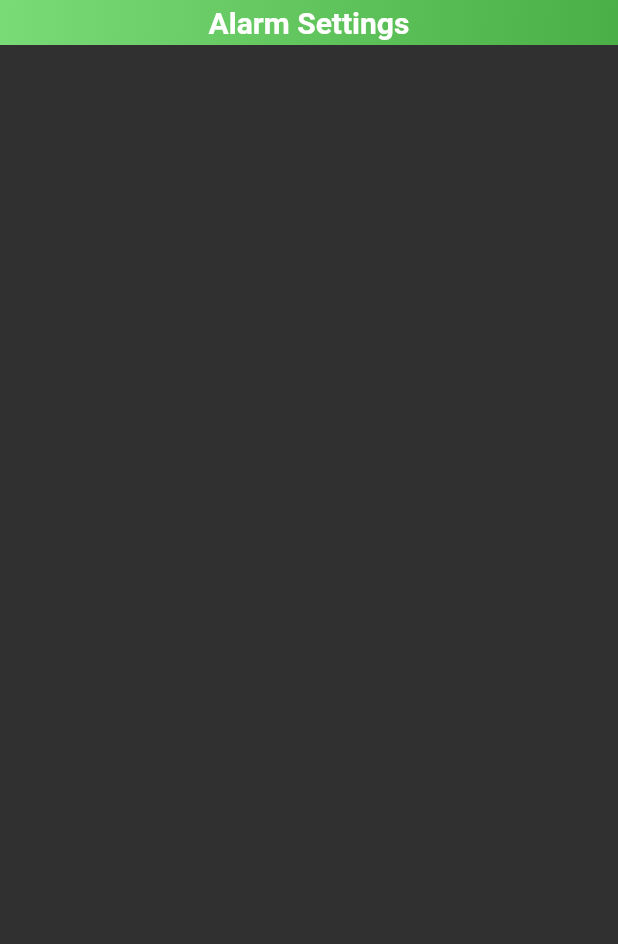
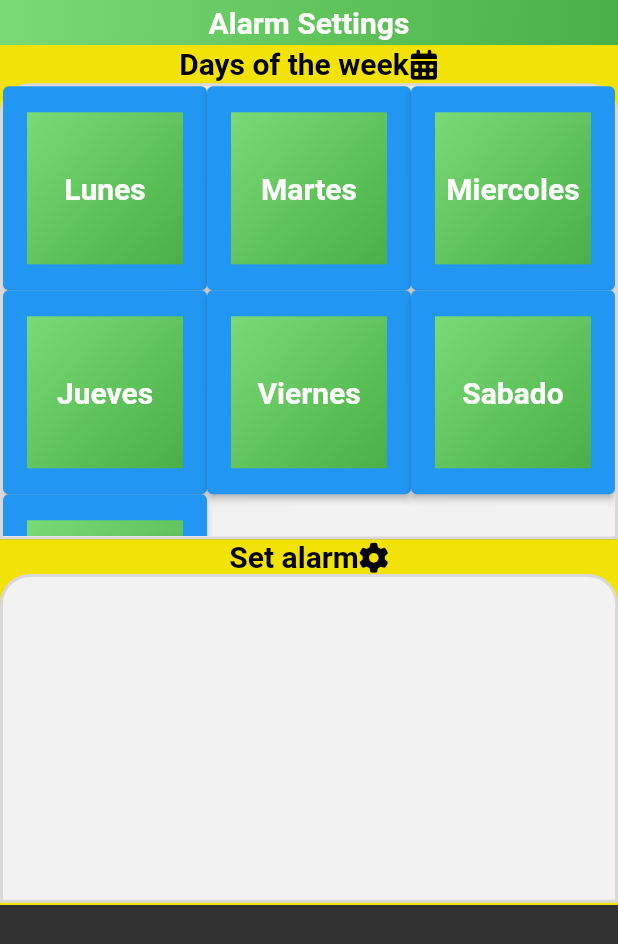
Before and after one commit to victorardila/alarmduino-upc, a Flutter app: the AlarmSettings widget shown alone on an empty page, opened directly, on a phone screen of 412 x 824 dp. Shown: the top 944 px of the screen. Run offline on Flutter 3.47's test engine with Material 2 defaults, Android fonts, the light colour scheme and no system bars; our stand-ins replace animate_do, animated_text_kit, curved_navigation_bar, flutter_svg, font_awesome_flutter, get and 1 more; accounts and stored records are empty; Roboto replaces fonts that are missing (Italianno-Regular, Roboto-Regular).

Commit message:
Avances en la vista configuracion de alarmas

```diff
--- /dev/null
+++ b/lib/ui/components/item_day.dart
@@ -0,0 +1,70 @@
+import 'package:flutter/material.dart';
+
+class ItemDay extends StatefulWidget {
+  final int dia;
+  final double alto;
+  final double ancho;
+  const ItemDay(
+      {super.key, required this.dia, required this.alto, required this.ancho});
+
+  @override
+  State<ItemDay> createState() => _ItemDayState();
+}
+
+class _ItemDayState extends State<ItemDay> {
+  // lista de dias
+  int dia = 0;
+  double alto = 0;
+  double ancho = 0;
+  String text = 'Lunes';
+  List<String> dias = [
+    'Lunes',
+    'Martes',
+    'Miercoles',
+    'Jueves',
+    'Viernes',
+    'Sabado',
+    'Domingo'
+  ];
+
+  @override
+  void initState() {
+    super.initState();
+    dia = widget.dia;
+    alto = widget.alto;
+    ancho = widget.ancho;
+    text = dias[dia];
+  }
+
+  @override
+  Widget build(BuildContext context) {
+    return ElevatedButton(
+      onPressed: () {},
+      child: Container(
+        height: alto,
+        width: ancho,
+        alignment: Alignment.center,
+        decoration: const BoxDecoration(
+          gradient: LinearGradient(
+            colors: [
+              Color.fromARGB(255, 121, 219, 118),
+              Color.fromARGB(255, 74, 175, 70)
+            ],
+            // Colores del gradiente
+            begin: Alignment.topLeft,
+            end: Alignment.bottomRight,
+          ),
+        ),
+        child: Text(
+          text,
+          style: const TextStyle(
+            color: Color.fromARGB(255, 255, 255, 254),
+            fontSize: 20,
+            fontFamily: 'Roboto-Regular',
+            fontWeight: FontWeight.bold,
+          ),
+        ),
+      ),
+    );
+  }
+}
--- a/lib/ui/views/alarm_settings.dart
+++ b/lib/ui/views/alarm_settings.dart
@@ -1,4 +1,6 @@
+import 'package:alarmduino_upc/ui/components/item_day.dart';
 import 'package:flutter/material.dart';
+import 'package:font_awesome_flutter/font_awesome_flutter.dart';
 
 class AlarmSettings extends StatefulWidget {
   const AlarmSettings({super.key});
@@ -10,9 +12,7 @@ class AlarmSettings extends StatefulWidget {
 class _AlarmSettingsState extends State<AlarmSettings> {
   @override
   Widget build(BuildContext context) {
-    return SingleChildScrollView(
-      child: Container(
-        height: MediaQuery.of(context).size.height,
+    return Container(
       width: MediaQuery.of(context).size.width,
       child: Column(
         children: [
@@ -45,10 +45,110 @@ class _AlarmSettingsState extends State<AlarmSettings> {
               ],
             ),
           ),
-            Container(),
-            Container()
+          SizedBox(
+            height: MediaQuery.of(context).size.height * 0.4,
+            width: MediaQuery.of(context).size.width,
+            child: Container(
+              color: const Color.fromARGB(255, 242, 226, 5),
+              child: Column(
+                children: [
+                  Container(
+                      height: MediaQuery.of(context).size.height * 0.031,
+                      child: const Row(
+                        mainAxisAlignment: MainAxisAlignment.center,
+                        mainAxisSize: MainAxisSize.max,
+                        children: [
+                          Text(
+                            "Days of the week",
+                            style: TextStyle(
+                              color: Color.fromARGB(255, 0, 0, 0),
+                              fontSize: 20,
+                              fontFamily: 'Italianno-Regular',
+                              fontWeight: FontWeight.bold,
+                            ),
+                          ),
+                          Icon(
+                            FontAwesomeIcons.solidCalendarDays,
+                            color: Color.fromARGB(255, 0, 0, 0),
+                            size: 20,
+                          )
+                        ],
+                      )),
+                  Container(
+                    height: MediaQuery.of(context).size.height * 0.369,
+                    decoration: BoxDecoration(
+                      border: Border.all(
+                        color: const Color.fromRGBO(218, 216, 216, 1),
+                        width: 2,
+                      ),
+                      color: const Color.fromRGBO(243, 242, 242, 1),
+                      borderRadius: const BorderRadius.only(
+                        topLeft: Radius.circular(20),
+                        topRight: Radius.circular(20),
+                      ),
+                    ),
+                    // Crear lista de dias como cuadrados 3 columnas y 3 filas
+                    child: GridView.count(
+                      crossAxisCount: 3,
+                      children: List.generate(7, (index) {
+                        return ItemDay(
+                          dia: index,
+                          alto: MediaQuery.of(context).size.height * 0.123,
+                          ancho: MediaQuery.of(context).size.width * 0.3,
+                        );
+                      }),
+                    ),
+                  ),
                 ],
               ),
+            ),
+          ),
+          Container(
+            height: MediaQuery.of(context).size.height * 0.2958,
+            width: MediaQuery.of(context).size.width,
+            color: Color.fromARGB(255, 242, 226, 5),
+            child: Column(
+              children: [
+                Container(
+                  child: Row(
+                    mainAxisAlignment: MainAxisAlignment.center,
+                    mainAxisSize: MainAxisSize.max,
+                    children: [
+                      Text(
+                        "Set alarm",
+                        style: TextStyle(
+                          color: Color.fromARGB(255, 0, 0, 0),
+                          fontSize: 20,
+                          fontFamily: 'Italianno-Regular',
+                          fontWeight: FontWeight.bold,
+                        ),
+                      ),
+                      Icon(
+                        FontAwesomeIcons.cog,
+                        color: Color.fromARGB(255, 0, 0, 0),
+                        size: 20,
+                      )
+                    ],
+                  ),
+                ),
+                Container(
+                  height: MediaQuery.of(context).size.height * 0.266,
+                  decoration: BoxDecoration(
+                    border: Border.all(
+                      color: Color.fromRGBO(218, 216, 216, 1),
+                      width: 2,
+                    ),
+                    color: Color.fromRGBO(243, 242, 242, 1),
+                    borderRadius: BorderRadius.only(
+                      topLeft: Radius.circular(20),
+                      topRight: Radius.circular(20),
+                    ),
+                  ),
+                ),
+              ],
+            ),
+          )
+        ],
       ),
     );
   }
```
Also changed, not shown: assets/svg/settings-alarm.svg. Lines whose indentation alone changed are shown as unchanged.
